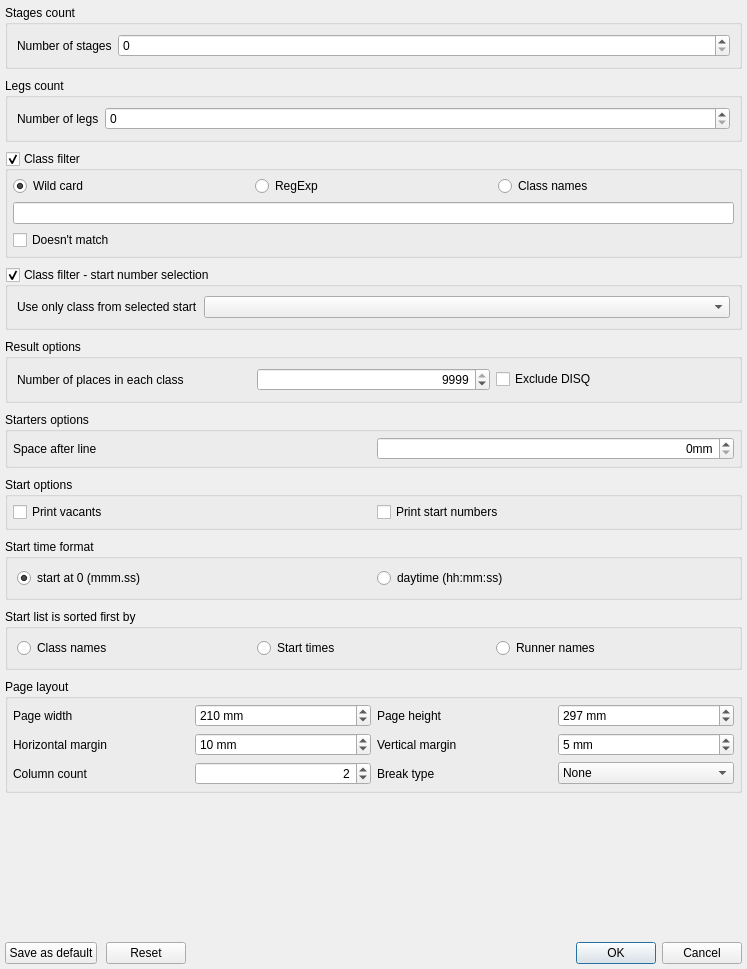
First picture: the form in libquickevent/libquickeventgui/src/reportoptionsdialog.ui, repository Quick-Event/quickbox, before the edit.
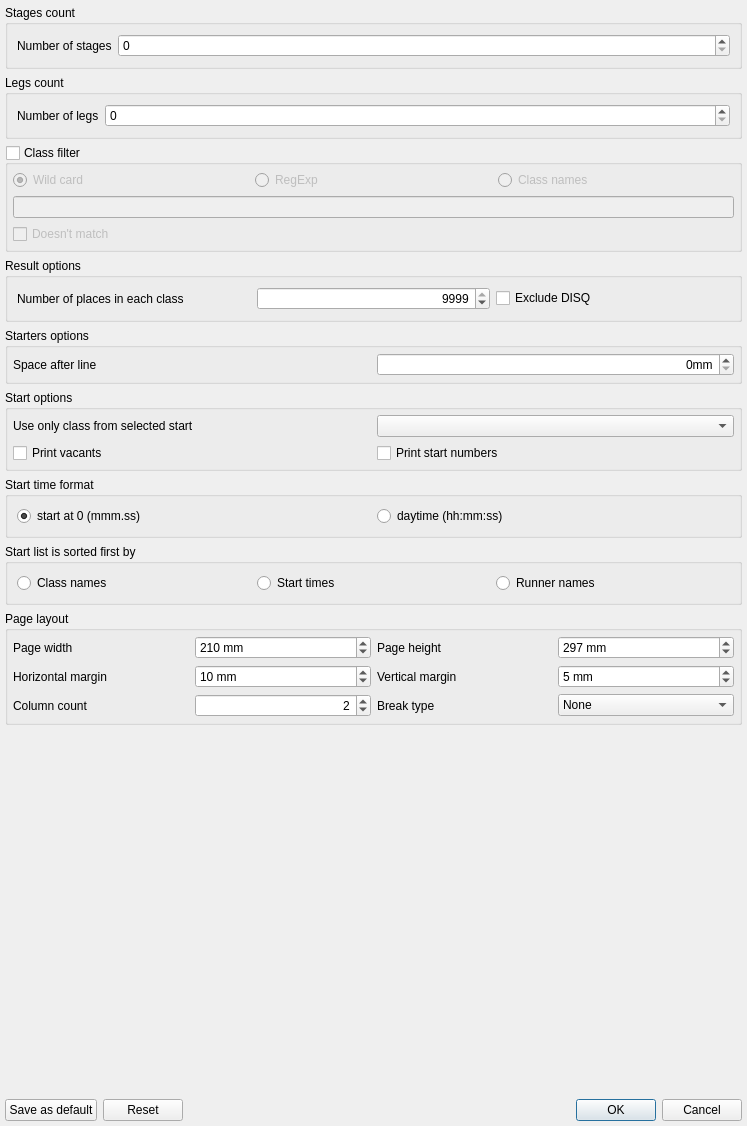
Second picture: the form after the edit.

Commit message: [#941 fixed] Printing results not working

```diff
--- a/libquickevent/libquickeventgui/src/reportoptionsdialog.ui
+++ b/libquickevent/libquickeventgui/src/reportoptionsdialog.ui
@@ -7,16 +7,13 @@
     <x>0</x>
     <y>0</y>
     <width>747</width>
-    <height>969</height>
+    <height>1126</height>
    </rect>
   </property>
   <property name="windowTitle">
    <string>Print Report Options</string>
   </property>
-  <layout class="QVBoxLayout" name="verticalLayout">
-   <property name="spacing">
-    <number>9</number>
-   </property>
+  <layout class="QGridLayout" name="gridLayout_2">
    <property name="leftMargin">
     <number>5</number>
    </property>
@@ -29,26 +26,7 @@
    <property name="bottomMargin">
     <number>5</number>
    </property>
-   <item>
-    <widget class="QGroupBox" name="grpStages">
-     <property name="title">
-      <string>Stages count</string>
-     </property>
-     <layout class="QFormLayout" name="formLayout">
-      <item row="0" column="0">
-       <widget class="QLabel" name="label_8">
-        <property name="text">
-         <string>Number of stages</string>
-        </property>
-       </widget>
-      </item>
-      <item row="0" column="1">
-       <widget class="QSpinBox" name="edStagesCount"/>
-      </item>
-     </layout>
-    </widget>
-   </item>
-   <item>
+   <item row="1" column="0">
     <widget class="QGroupBox" name="grpLegs">
      <property name="title">
       <string>Legs count</string>
@@ -67,7 +45,26 @@
      </layout>
     </widget>
    </item>
-   <item>
+   <item row="0" column="0">
+    <widget class="QGroupBox" name="grpStages">
+     <property name="title">
+      <string>Stages count</string>
+     </property>
+     <layout class="QFormLayout" name="formLayout">
+      <item row="0" column="0">
+       <widget class="QLabel" name="label_8">
+        <property name="text">
+         <string>Number of stages</string>
+        </property>
+       </widget>
+      </item>
+      <item row="0" column="1">
+       <widget class="QSpinBox" name="edStagesCount"/>
+      </item>
+     </layout>
+    </widget>
+   </item>
+   <item row="2" column="0">
     <widget class="QGroupBox" name="grpClassFilter">
      <property name="title">
       <string>Class filter</string>
@@ -76,7 +73,7 @@
       <bool>true</bool>
      </property>
      <property name="checked">
-      <bool>true</bool>
+      <bool>false</bool>
      </property>
      <layout class="QGridLayout" name="gridLayout">
       <property name="leftMargin">
@@ -137,68 +134,7 @@
      </layout>
     </widget>
    </item>
-   <item>
-    <widget class="QGroupBox" name="grpClassStartSelection">
-     <property name="title">
-      <string>Class filter - start number selection</string>
-     </property>
-     <property name="checkable">
-      <bool>true</bool>
-     </property>
-     <layout class="QFormLayout" name="formLayout_2">
-      <item row="0" column="0">
-       <widget class="QLabel" name="label_11">
-        <property name="text">
-         <string>Use only class from selected start</string>
-        </property>
-       </widget>
-      </item>
-      <item row="0" column="1">
-       <widget class="QComboBox" name="cbxStartNumber"/>
-      </item>
-     </layout>
-    </widget>
-   </item>
-   <item>
-    <widget class="QGroupBox" name="grpResultOptions">
-     <property name="title">
-      <string>Result options</string>
-     </property>
-     <layout class="QHBoxLayout" name="horizontalLayout_41">
-      <item>
-       <widget class="QLabel" name="label_9">
-        <property name="text">
-         <string>Number of places in each class</string>
-        </property>
-       </widget>
-      </item>
-      <item>
-       <widget class="QSpinBox" name="edNumPlaces">
-        <property name="alignment">
-         <set>Qt::AlignRight|Qt::AlignTrailing|Qt::AlignVCenter</set>
-        </property>
-        <property name="minimum">
-         <number>1</number>
-        </property>
-        <property name="maximum">
-         <number>9999</number>
-        </property>
-        <property name="value">
-         <number>9999</number>
-        </property>
-       </widget>
-      </item>
-      <item>
-       <widget class="QCheckBox" name="chkExcludeDisq">
-        <property name="text">
-         <string>Exclude DISQ</string>
-        </property>
-       </widget>
-      </item>
-     </layout>
-    </widget>
-   </item>
-   <item>
+   <item row="4" column="0">
     <widget class="QGroupBox" name="grpStartersOptions">
      <property name="title">
       <string>Starters options</string>
@@ -239,12 +175,12 @@
      </layout>
     </widget>
    </item>
-   <item>
+   <item row="5" column="0">
     <widget class="QGroupBox" name="grpStartOptions">
      <property name="title">
       <string>Start options</string>
      </property>
-     <layout class="QHBoxLayout" name="horizontalLayout">
+     <layout class="QGridLayout" name="gridLayout_4">
       <property name="leftMargin">
        <number>5</number>
       </property>
@@ -257,89 +193,73 @@
       <property name="bottomMargin">
        <number>5</number>
       </property>
-      <item>
+      <item row="1" column="1">
        <widget class="QCheckBox" name="chkStartOpts_PrintVacants">
         <property name="text">
          <string>Print vacants</string>
         </property>
        </widget>
       </item>
-      <item>
+      <item row="1" column="2">
        <widget class="QCheckBox" name="chkStartOpts_PrintStartNumbers">
         <property name="text">
          <string>Print start numbers</string>
         </property>
        </widget>
       </item>
-     </layout>
-    </widget>
-   </item>
-   <item>
-    <widget class="QGroupBox" name="grpStartTimes">
-     <property name="title">
-      <string>Start time format</string>
-     </property>
-     <layout class="QHBoxLayout" name="horizontalLayout_4">
-      <item>
-       <widget class="QRadioButton" name="btStartTimes1">
+      <item row="0" column="1">
+       <widget class="QLabel" name="label_11">
         <property name="text">
-         <string>start at 0 (mmm.ss)  </string>
+         <string>Use only class from selected start</string>
         </property>
-        <property name="checked">
-         <bool>true</bool>
-        </property>
        </widget>
       </item>
-      <item>
-       <widget class="QRadioButton" name="btStartTimes2">
-        <property name="text">
-         <string>daytime (hh:mm:ss)</string>
-        </property>
-       </widget>
+      <item row="0" column="2">
+       <widget class="QComboBox" name="cbxStartNumber"/>
       </item>
      </layout>
     </widget>
    </item>
-   <item>
-    <widget class="QGroupBox" name="grpStartlistOrderBy">
+   <item row="3" column="0">
+    <widget class="QGroupBox" name="grpResultOptions">
      <property name="title">
-      <string>Start list is sorted first by</string>
+      <string>Result options</string>
      </property>
-     <layout class="QHBoxLayout" name="horizontalLayout_5">
+     <layout class="QHBoxLayout" name="horizontalLayout_41">
       <item>
-       <widget class="QRadioButton" name="btStartOrder1">
-        <property name="toolTip">
-         <string>&lt;html&gt;&lt;head/&gt;&lt;body&gt;&lt;p&gt;(class name, start time,  runner name)&lt;/p&gt;&lt;/body&gt;&lt;/html&gt;</string>
-        </property>
+       <widget class="QLabel" name="label_9">
         <property name="text">
-         <string>Class names</string>
+         <string>Number of places in each class</string>
         </property>
        </widget>
       </item>
       <item>
-       <widget class="QRadioButton" name="btStartOrder2">
-        <property name="toolTip">
-         <string>&lt;html&gt;&lt;head/&gt;&lt;body&gt;&lt;p&gt;(start time, class name, runner name)&lt;/p&gt;&lt;/body&gt;&lt;/html&gt;</string>
+       <widget class="QSpinBox" name="edNumPlaces">
+        <property name="alignment">
+         <set>Qt::AlignRight|Qt::AlignTrailing|Qt::AlignVCenter</set>
         </property>
-        <property name="text">
-         <string>Start times</string>
+        <property name="minimum">
+         <number>1</number>
         </property>
+        <property name="maximum">
+         <number>9999</number>
+        </property>
+        <property name="value">
+         <number>9999</number>
+        </property>
        </widget>
       </item>
       <item>
-       <widget class="QRadioButton" name="btStartOrder3">
-        <property name="toolTip">
-         <string>&lt;html&gt;&lt;head/&gt;&lt;body&gt;&lt;p&gt;(runner name, class name, start time)&lt;/p&gt;&lt;/body&gt;&lt;/html&gt;</string>
-        </property>
+       <widget class="QCheckBox" name="chkExcludeDisq">
         <property name="text">
-         <string>Runner names</string>
+         <string>Exclude DISQ</string>
         </property>
        </widget>
       </item>
      </layout>
     </widget>
    </item>
-   <item>
+   <item row="8" column="0">
     <widget class="QGroupBox" name="grpPageLayout">
      <property name="title">
       <string>Page layout</string>
@@ -507,20 +427,7 @@
      </layout>
     </widget>
    </item>
-   <item>
-    <spacer name="verticalSpacer">
-     <property name="orientation">
-      <enum>Qt::Vertical</enum>
-     </property>
-     <property name="sizeHint" stdset="0">
-      <size>
-       <width>20</width>
-       <height>40</height>
-      </size>
-     </property>
-    </spacer>
-   </item>
-   <item>
+   <item row="10" column="0">
     <layout class="QHBoxLayout" name="horizontalLayout_2">
      <item>
       <widget class="QPushButton" name="btSaveAsDefault">
@@ -548,6 +455,84 @@
      </item>
     </layout>
    </item>
+   <item row="7" column="0">
+    <widget class="QGroupBox" name="grpStartlistOrderBy">
+     <property name="title">
+      <string>Start list is sorted first by</string>
+     </property>
+     <layout class="QHBoxLayout" name="horizontalLayout_5">
+      <item>
+       <widget class="QRadioButton" name="btStartOrder1">
+        <property name="toolTip">
+         <string>&lt;html&gt;&lt;head/&gt;&lt;body&gt;&lt;p&gt;(class name, start time,  runner name)&lt;/p&gt;&lt;/body&gt;&lt;/html&gt;</string>
+        </property>
+        <property name="text">
+         <string>Class names</string>
+        </property>
+       </widget>
+      </item>
+      <item>
+       <widget class="QRadioButton" name="btStartOrder2">
+        <property name="toolTip">
+         <string>&lt;html&gt;&lt;head/&gt;&lt;body&gt;&lt;p&gt;(start time, class name, runner name)&lt;/p&gt;&lt;/body&gt;&lt;/html&gt;</string>
+        </property>
+        <property name="text">
+         <string>Start times</string>
+        </property>
+       </widget>
+      </item>
+      <item>
+       <widget class="QRadioButton" name="btStartOrder3">
+        <property name="toolTip">
+         <string>&lt;html&gt;&lt;head/&gt;&lt;body&gt;&lt;p&gt;(runner name, class name, start time)&lt;/p&gt;&lt;/body&gt;&lt;/html&gt;</string>
+        </property>
+        <property name="text">
+         <string>Runner names</string>
+        </property>
+       </widget>
+      </item>
+     </layout>
+    </widget>
+   </item>
+   <item row="9" column="0">
+    <spacer name="verticalSpacer">
+     <property name="orientation">
+      <enum>Qt::Vertical</enum>
+     </property>
+     <property name="sizeHint" stdset="0">
+      <size>
+       <width>20</width>
+       <height>40</height>
+      </size>
+     </property>
+    </spacer>
+   </item>
+   <item row="6" column="0">
+    <widget class="QGroupBox" name="grpStartTimes">
+     <property name="title">
+      <string>Start time format</string>
+     </property>
+     <layout class="QHBoxLayout" name="horizontalLayout_4">
+      <item>
+       <widget class="QRadioButton" name="btStartTimes1">
+        <property name="text">
+         <string>start at 0 (mmm.ss)  </string>
+        </property>
+        <property name="checked">
+         <bool>true</bool>
+        </property>
+       </widget>
+      </item>
+      <item>
+       <widget class="QRadioButton" name="btStartTimes2">
+        <property name="text">
+         <string>daytime (hh:mm:ss)</string>
+        </property>
+       </widget>
+      </item>
+     </layout>
+    </widget>
+   </item>
   </layout>
  </widget>
  <tabstops>
```
Left out of the diff: 2 changed lines with no effect on the pictures. The commit also changes 3 other files.
